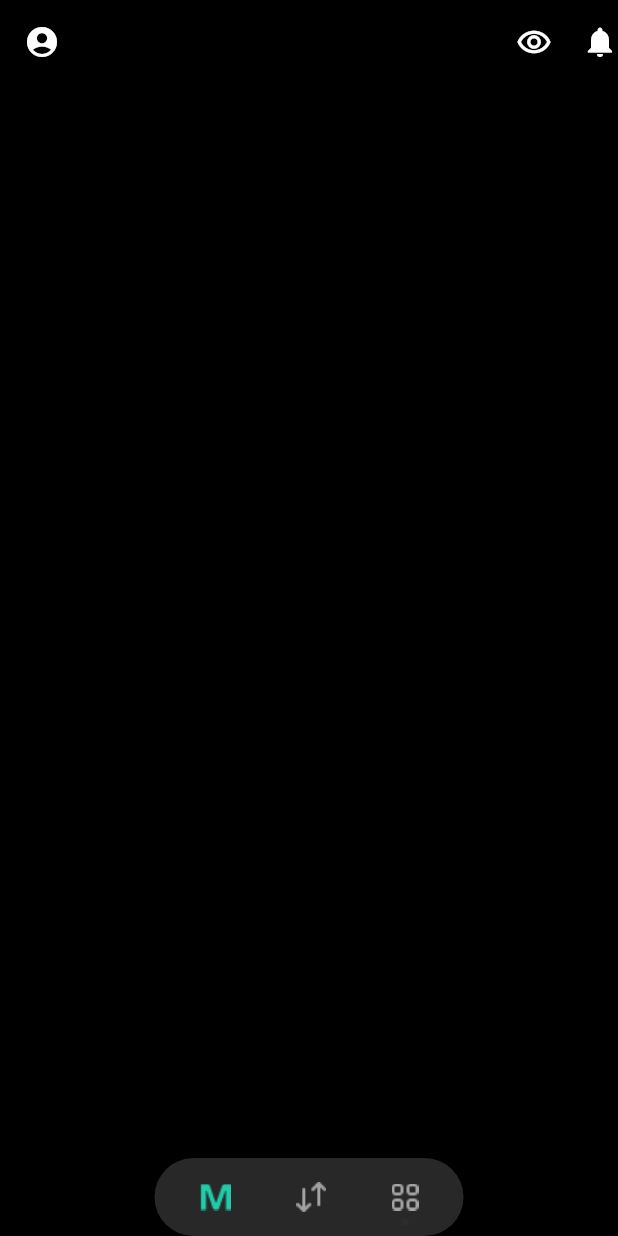
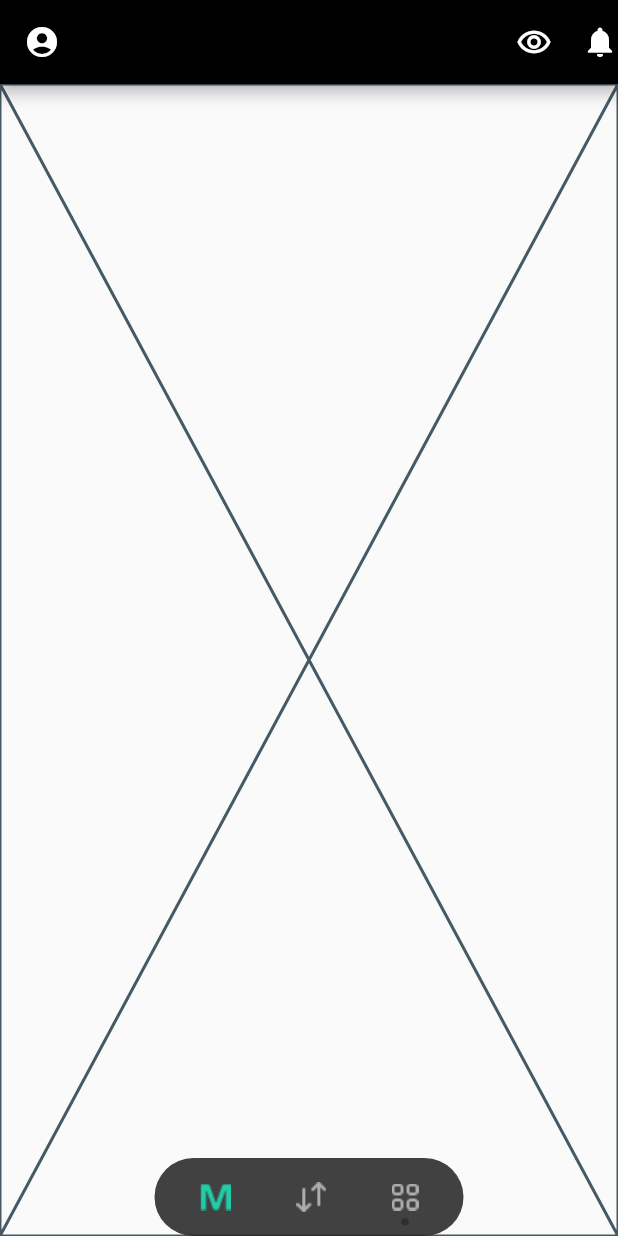
Before and after one commit to namukha/MBank, a Flutter app: the HomeScreen screen opened directly, item 3 of the bottom bar chosen, on a phone screen of 412 x 824 dp. Run offline on Flutter 3.47's test engine with Material 2 defaults, Android fonts, the phone set to English and light mode, and no system bars; drawn by our look-alikes of dot_navigation_bar; our stand-ins replace bloc, email_validator, equatable, firebase_auth, firebase_core, flutter_bloc and 1 more; missing offline and left inert: finance; accounts and stored records are empty.

Commit message:
jijig sajig yu ve

```diff
--- /dev/null
+++ b/lib/screens/home_navigations/mhub.dart
@@ -0,0 +1,15 @@
+import 'package:flutter/material.dart';
+
+class MHubPage extends StatefulWidget {
+  const MHubPage({super.key});
+
+  @override
+  State<MHubPage> createState() => _MHubPageState();
+}
+
+class _MHubPageState extends State<MHubPage> {
+  @override
+  Widget build(BuildContext context) {
+    return const Placeholder();
+  }
+}
--- a/lib/screens/home_screen.dart
+++ b/lib/screens/home_screen.dart
@@ -3,6 +3,8 @@
 import 'package:dot_navigation_bar/dot_navigation_bar.dart';
 import 'package:flutter_bloc/flutter_bloc.dart';
 import 'package:planner_app/bloc/account_status_bloc.dart';
+import 'package:planner_app/screens/home_navigations/mhub.dart';
+import 'package:planner_app/screens/home_navigations/shiljuuleg.dart';
 import 'package:planner_app/screens/sign_in_screen.dart';
 import './home_navigations/account.dart';
 import '../bloc/auth_bloc.dart';
@@ -28,20 +30,8 @@
   Widget build(BuildContext context) {
     List<Widget> _widgetOptions = <Widget>[
       AccountPage(),
-      Container(
-          height: double.infinity,
-          width: double.infinity,
-          decoration: const BoxDecoration(color: Colors.black),
-          child: Text(
-            'shiljuuleg',
-            style: TextStyle(color: Colors.white),
-          )),
-      Container(
-        height: double.infinity,
-        width: double.infinity,
-        decoration: const BoxDecoration(color: Colors.black),
-        child: Text('hehe'),
-      ),
+      TransferPage(),
+      MHubPage(),
     ];
 
     // // // // // // // // // // // // // // // // // // // // // // // //
@@ -68,7 +58,8 @@
           body: BlocListener<AuthBloc, AuthState>(
             listener: (context, state) {
               if (state is UnAuthenticated) {
-                Navigator.of(context).pushReplacement(MaterialPageRoute(builder: (context) => SignInScreen()));
+                Navigator.of(context).pushReplacement(
+                    MaterialPageRoute(builder: (context) => SignInScreen()));
               }
             },
             child: Center(
@@ -79,11 +70,14 @@
           bottomNavigationBar: DotNavigationBar(
               items: [
                 DotNavigationBarItem(
-                    icon: Image.asset('assets/icons/iconM.png')),
+                    icon: Image.asset('assets/icons/iconM.png'),
+                    selectedColor: Color(0xFF00C7A3)),
                 DotNavigationBarItem(
-                    icon: Image.asset('assets/icons/iconArrow.png')),
+                    icon: Image.asset('assets/icons/iconArrow.png'),
+                    selectedColor: Color(0xFF00C7A3)),
                 DotNavigationBarItem(
-                    icon: Image.asset('assets/icons/iconCategories.png')),
+                  icon: Image.asset('assets/icons/iconCategories.png'),
+                ),
               ],
               onTap: _onItemTapped,
               currentIndex: _selectedIndex,
--- a/lib/screens/sign_in_screen.dart
+++ b/lib/screens/sign_in_screen.dart
@@ -26,12 +26,6 @@
         );
       }
     }
-  }
-
-  void _signUpWithEmailAndPassword(context) {
-    BlocProvider.of<AuthBloc>(context).add(
-      SigningUp(usernameController.text, passwordController.text),
-    );
   }
 
   @override
```
Also changed, not shown: lib/screens/home_navigations/shiljuuleg.dart (added, +17 -0 lines).
